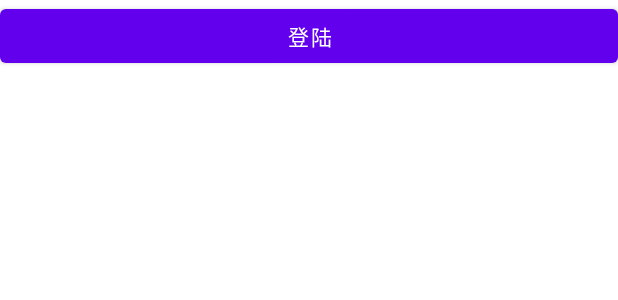
After one commit to datayes-dev/android-cloud-demo, an Android app: the layout activity_user_info_demo.xml on its own in the app's theme, with its tools: preview values and no code run, on a phone screen of 412 x 824 dp. The commit adds this screen. Shown: the top 300 px of the screen. Run offline under Robolectric (Android 15) with nearby library versions, the phone set to English and light mode, and no system bars.

Commit message:
用户信息逻辑提交

```diff
--- a/app/src/main/AndroidManifest.xml
+++ b/app/src/main/AndroidManifest.xml
@@ -3,12 +3,12 @@
     package="com.datayes.clouddemo">
 
     <application
+        android:name=".App"
         android:allowBackup="true"
         android:icon="@mipmap/ic_launcher"
         android:label="@string/app_name"
         android:roundIcon="@mipmap/ic_launcher_round"
         android:supportsRtl="true"
-        android:name=".App"
         android:theme="@style/Theme.CloudDemo">
         <activity android:name=".MainActivity">
             <intent-filter>
@@ -17,6 +17,10 @@
                 <category android:name="android.intent.category.LAUNCHER" />
             </intent-filter>
         </activity>
+
+        <activity
+            android:name=".UserInfoDemoActivity"
+            android:theme="@style/AppTheme.W1" />
 
         <!-- 通联app_id -->
         <meta-data
--- a/app/src/main/java/com/datayes/clouddemo/App.kt
+++ b/app/src/main/java/com/datayes/clouddemo/App.kt
@@ -12,7 +12,7 @@ class App : Application() {
         // 初始化通联数据环境
         DataYesCloud.INSTANCE.init(
             this,
-            Environment.PRD, // 环境配置
+            Environment.STG, // 环境配置
             "9",  // 通联数据产品Id，需要通联云平台做配置
             "xiaomi",
             BuildConfig.DEBUG
--- a/app/src/main/java/com/datayes/clouddemo/MainActivity.kt
+++ b/app/src/main/java/com/datayes/clouddemo/MainActivity.kt
@@ -1,5 +1,6 @@
 package com.datayes.clouddemo
 
+import android.content.Intent
 import android.view.View
 import android.widget.Toast
 import com.alibaba.android.arouter.launcher.ARouter
@@ -67,6 +68,10 @@ class MainActivity : BaseActivity() {
         ApiServiceGenerator.createService(IService::class.java)
     }
 
+    fun onUserInfo(v: View?) {
+        startActivity(Intent(this, UserInfoDemoActivity::class.java))
+    }
+
     fun onRequestDemo(v: View?) {
         // rxJava
         val serviceSubUrl = "/rrp_mammon/mobile"
--- /dev/null
+++ b/app/src/main/res/layout/activity_user_info_demo.xml
@@ -0,0 +1,13 @@
+<?xml version="1.0" encoding="utf-8"?>
+<androidx.appcompat.widget.LinearLayoutCompat xmlns:android="http://schemas.android.com/apk/res/android"
+    android:layout_width="match_parent"
+    android:layout_height="match_parent"
+    android:orientation="vertical">
+
+    <Button
+        android:layout_width="match_parent"
+        android:layout_height="wrap_content"
+        android:onClick="onLoginClick"
+        android:text="登陆" />
+
+</androidx.appcompat.widget.LinearLayoutCompat>
```
Also changed, not shown: app/src/main/java/com/datayes/clouddemo/UserInfoDemoActivity.java (added, +82 -0 lines), app/src/main/res/layout/activity_main.xml (+7 -0 lines).
